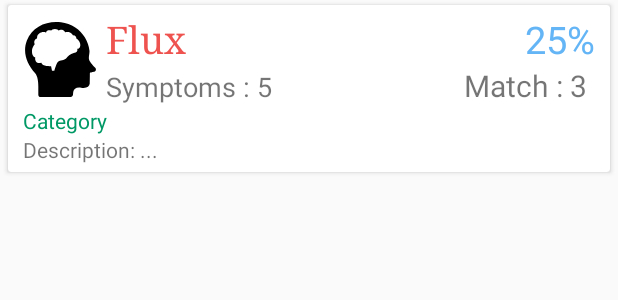
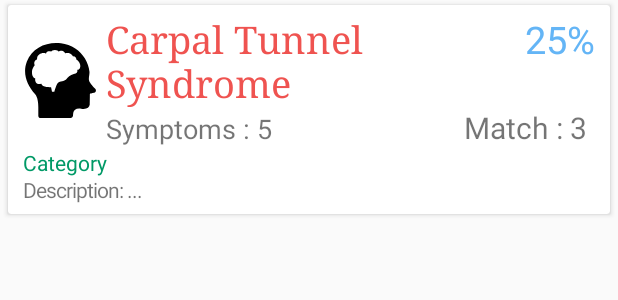
Before and after one commit to IEEEmadC/My_diagnostic, an Android app: the layout item_disease.xml on its own in the app's theme, with its tools: preview values and no code run, on a phone screen of 412 x 824 dp. Shown: the top 300 px of the screen. Run offline under Robolectric (Android 15) with nearby library versions, the phone set to English and light mode, and no system bars.

Commit message:
reparada alineacion lblpercent

```diff
--- a/app/src/main/res/layout/item_disease.xml
+++ b/app/src/main/res/layout/item_disease.xml
@@ -44,19 +44,20 @@
                         android:gravity="left"
                         android:layout_weight="1"
                         android:textSize="25dp"
-                        android:text="Flux"
+                        android:text="Carpal Tunnel Syndrome"
                         android:layout_width="wrap_content"
                         android:layout_height="wrap_content"
                         android:typeface="serif" />
+
                     <TextView
                         android:textColor="@color/percentage_match"
                         android:id="@+id/lblPercentage"
                         android:gravity="right"
-                        android:layout_weight="1"
                         android:textSize="25dp"
                         android:text="25%"
                         android:layout_width="wrap_content"
-                        android:layout_height="wrap_content" />
+                        android:layout_height="wrap_content"
+                        android:textAlignment="center" />
                 </LinearLayout>
                 <LinearLayout
                     android:orientation="horizontal"
@@ -100,7 +101,7 @@
         android:textSize="14sp"
         android:layout_width="wrap_content"
         android:layout_height="wrap_content" />
-        <TextView
+        <org.dev4u.hv.my_diagnostic.JustifyTextView
             android:layout_marginRight="5dp"
             android:id="@+id/lblDescription"
             android:gravity="left"
@@ -114,6 +115,4 @@
     </LinearLayout>
 
 
-
-
 </android.support.v7.widget.CardView>
```
